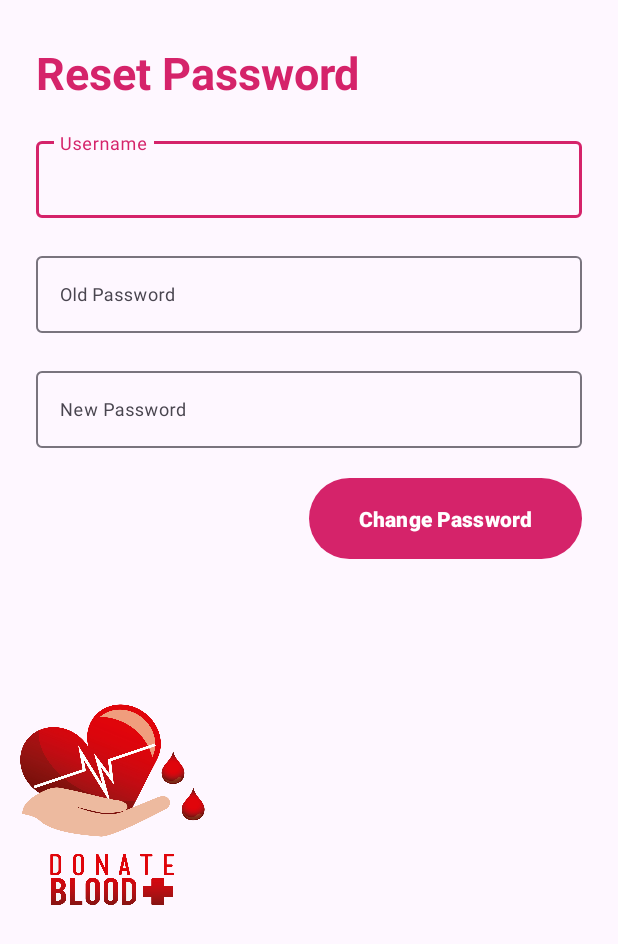
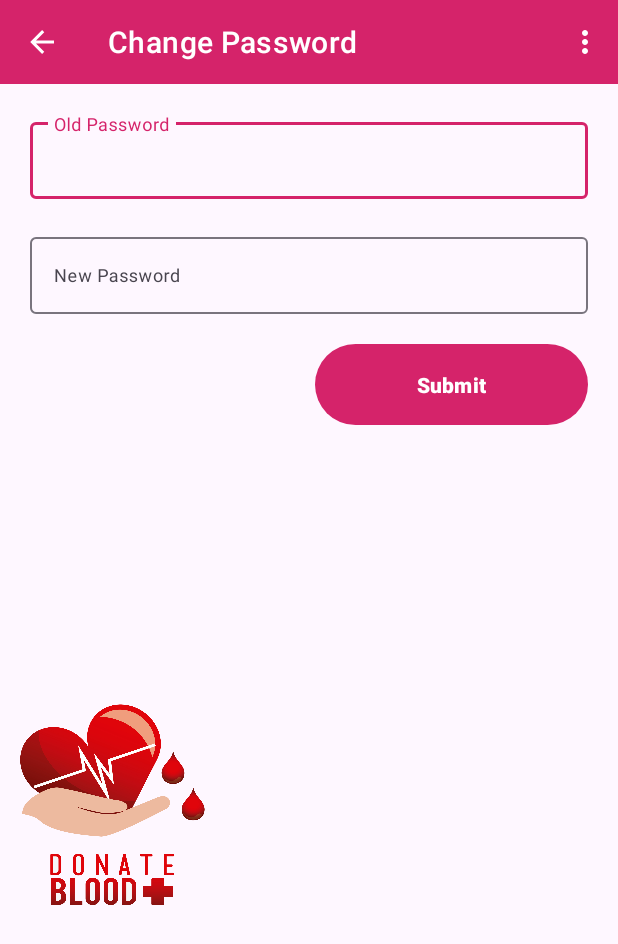
Before and after one commit to ksl-fourwalls/blood_donate, an Android app: the layout reset_password.xml on its own in the app's theme, with its tools: preview values and no code run, on a phone screen of 412 x 824 dp. Shown: the top 944 px of the screen. Run offline under Robolectric (Android 15) with nearby library versions, the phone set to English and light mode, and no system bars.

Commit message:
now reset password is working

```diff
--- a/project/app/src/main/res/layout/reset_password.xml
+++ b/project/app/src/main/res/layout/reset_password.xml
@@ -1,94 +1,105 @@
 <?xml version="1.0" encoding="utf-8"?>
+
+
+
 <FrameLayout xmlns:android="http://schemas.android.com/apk/res/android"
     xmlns:app="http://schemas.android.com/apk/res-auto"
     android:layout_width="fill_parent"
     android:layout_height="fill_parent"
     android:orientation="vertical" >
 
+
     <ImageView
         android:layout_width="wrap_content"
         android:layout_height="wrap_content"
         android:layout_gravity=""
         android:src="@drawable/login_bk" />
+    <LinearLayout
+        android:layout_width="match_parent"
+        android:layout_height="match_parent">
+
+    </LinearLayout>
 
     <LinearLayout android:layout_width="match_parent"
         android:layout_height="wrap_content"
         android:layout_marginBottom="8dp"
-        android:layout_marginEnd="24dp"
-        android:layout_marginStart="24dp"
-        android:layout_marginTop="8dp"
+        android:layout_marginEnd="0dp"
+        android:layout_marginStart="0dp"
+        android:layout_marginTop="0dp"
         android:orientation="vertical"
         app:layout_constraintBottom_toBottomOf="parent"
         app:layout_constraintEnd_toEndOf="parent"
         app:layout_constraintStart_toStartOf="parent"
         app:layout_constraintTop_toTopOf="parent">
-        <TextView
-            android:layout_width="wrap_content"
+
+
+
+        <com.google.android.material.appbar.AppBarLayout
+            android:id="@+id/appBarLayout2"
+            android:layout_width="match_parent"
             android:layout_height="wrap_content"
-            style="@style/loginHeader"
-            android:autofillHints="username"
-            android:text="Reset Password"
-            android:layout_marginTop="@dimen/loginViewsMargin"/>
+            >
+
+            <com.google.android.material.appbar.MaterialToolbar
+                android:id="@+id/topbarmenu"
+                style="@style/Widget.MaterialComponents.Toolbar.Primary"
+                android:layout_width="match_parent"
+                android:layout_height="match_parent"
+                app:menu="@menu/emergency_topbar"
+                app:navigationIcon="@drawable/ic_back"
+                app:title="Change Password" />
+
+        </com.google.android.material.appbar.AppBarLayout>
+
 
 
         <com.google.android.material.textfield.TextInputLayout
-            android:labelFor="@+id/ResetPasswordUsername"
+            android:labelFor="@+id/oldpassword"
             style="@style/parent"
+            android:layout_marginRight="20dp"
+            android:layout_marginLeft="20dp"
             android:layout_marginTop="@dimen/loginViewsMargin">
 
 
             <EditText
-                android:id="@+id/ResetPasswordUsername"
+                android:id="@+id/oldpassword"
                 style="@style/modifiedEditText"
-                android:hint="Username"
+                android:hint="Old Password"
                 android:importantForAccessibility="no"
                 android:minHeight="48dp"
-                android:inputType="textPersonName"
+                android:inputType="textPassword"
                 android:maxLines="1" />
 
         </com.google.android.material.textfield.TextInputLayout >
 
 
         <com.google.android.material.textfield.TextInputLayout
-            android:labelFor="@+id/OldPassword"
+            android:labelFor="@+id/newpassword"
             style="@style/parent"
+            android:layout_marginRight="20dp"
+            android:layout_marginLeft="20dp"
             android:layout_marginTop="@dimen/loginViewsMargin">
 
 
             <EditText
-                android:id="@+id/BloodGroup"
+                android:id="@+id/newpassword"
                 style="@style/modifiedEditText"
-                android:hint="Old Password"
+                android:hint="New Password"
                 android:importantForAccessibility="no"
                 android:minHeight="48dp"
-                android:inputType="textPersonName"
+                android:inputType="textPassword"
                 android:maxLines="1" />
 
         </com.google.android.material.textfield.TextInputLayout >
 
-        <com.google.android.material.textfield.TextInputLayout
-            android:labelFor="@+id/NewPassword"
-            style="@style/parent"
-            android:layout_marginTop="@dimen/loginViewsMargin">
-
-
-            <EditText
-                android:id="@+id/NewPassword"
-                style="@style/modifiedEditText"
-                android:hint="New Password"
-                android:importantForAccessibility="no"
-                android:minHeight="48dp"
-                android:inputType="textPersonName"
-                android:maxLines="1" />
-
-        </com.google.android.material.textfield.TextInputLayout >
 
         <Button
-            android:id="@+id/DonorAppointment"
+            android:id="@+id/changepassword"
             style="@style/loginButton"
-            android:text="Change Password"
+            android:text="Submit"
             android:layout_gravity="right"
-            android:layout_marginTop="@dimen/loginViewsMargin"/>
+            android:layout_marginTop="@dimen/loginViewsMargin"
+            android:layout_marginRight="20dp"/>
 
 
     </LinearLayout>
--- a/project/app/src/main/res/menu/sidebar_menu.xml
+++ b/project/app/src/main/res/menu/sidebar_menu.xml
@@ -2,13 +2,14 @@
 <menu xmlns:android="http://schemas.android.com/apk/res/android"
     xmlns:app="http://schemas.android.com/apk/res-auto">
 
-
+<!--
     <item
         android:id="@+id/search"
         android:title="Search"
         android:onClick="showMsgDirectMenuXml"
         app:showAsAction="ifRoom" />
 
+-->
     <item
         android:id="@+id/changepassword"
         android:title="Change Password"
```
Also changed, not shown: project/app/src/main/java/com/example/project/MainActivity.java (+35 -8 lines), project/app/src/main/res/layout/edit_text_toolbar.xml (deleted, +0 -24 lines), project/app/src/main/res/layout/search_hospital.xml (deleted, +0 -40 lines), 1 other file.
